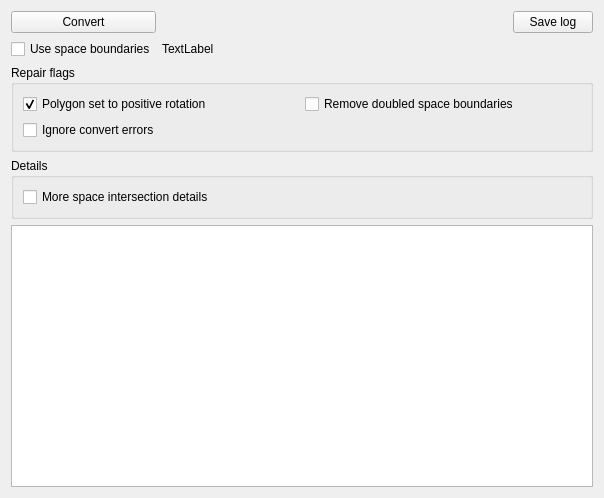
Qt form externals/IFCImportPlugin/src/ImportWPConvert.ui (hirseboy/IFC-Import-Plugin) before a commit.
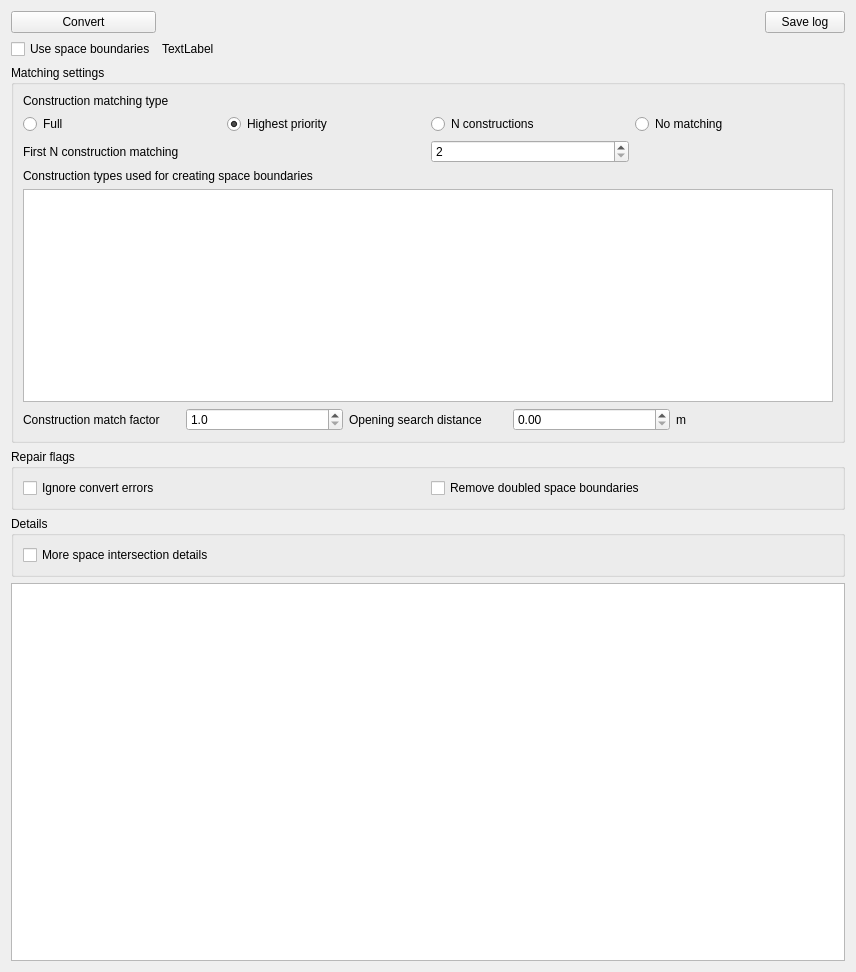
The same form after that commit.

Commit message: elements for set matching options added

What changed in the file:
```diff
--- a/externals/IFCImportPlugin/src/ImportWPConvert.ui
+++ b/externals/IFCImportPlugin/src/ImportWPConvert.ui
@@ -6,18 +6,18 @@
    <rect>
     <x>0</x>
     <y>0</y>
-    <width>604</width>
-    <height>498</height>
+    <width>856</width>
+    <height>972</height>
    </rect>
   </property>
   <property name="windowTitle">
    <string>Convert IFC into VICUS</string>
   </property>
   <layout class="QGridLayout" name="gridLayout">
-   <item row="0" column="0">
-    <widget class="QPushButton" name="pushButtonConvert">
+   <item row="1" column="1" colspan="2">
+    <widget class="QLabel" name="labelSBDescription">
      <property name="text">
-      <string>Convert</string>
+      <string>TextLabel</string>
      </property>
     </widget>
    </item>
@@ -28,19 +28,6 @@
      </property>
     </widget>
    </item>
-   <item row="0" column="1">
-    <spacer name="horizontalSpacer">
-     <property name="orientation">
-      <enum>Qt::Horizontal</enum>
-     </property>
-     <property name="sizeHint" stdset="0">
-      <size>
-       <width>329</width>
-       <height>20</height>
-      </size>
-     </property>
-    </spacer>
-   </item>
    <item row="0" column="2">
     <widget class="QPushButton" name="pushButtonSaveLog">
      <property name="text">
@@ -48,53 +35,10 @@
      </property>
     </widget>
    </item>
-   <item row="1" column="1" colspan="2">
-    <widget class="QLabel" name="labelSBDescription">
-     <property name="text">
-      <string>TextLabel</string>
-     </property>
-    </widget>
-   </item>
-   <item row="2" column="0" colspan="3">
-    <widget class="QGroupBox" name="groupBox">
-     <property name="title">
-      <string>Repair flags</string>
-     </property>
-     <layout class="QGridLayout" name="gridLayout_2">
-      <item row="1" column="0">
-       <widget class="QCheckBox" name="checkBoxIgnorErrors">
-        <property name="toolTip">
-         <string>If checked all errors will be ignored and the finish button will be enabled</string>
-        </property>
-        <property name="text">
-         <string>Ignore convert errors</string>
-        </property>
-       </widget>
-      </item>
-      <item row="0" column="1">
-       <widget class="QCheckBox" name="checkBoxRemoveDoubleSBs">
-        <property name="text">
-         <string>Remove doubled space boundaries</string>
-        </property>
-       </widget>
-      </item>
-      <item row="0" column="0">
-       <widget class="QCheckBox" name="checkBoxPolygonsPositveRotation">
-        <property name="text">
-         <string>Polygon set to positive rotation</string>
-        </property>
-        <property name="checked">
-         <bool>true</bool>
-        </property>
-       </widget>
-      </item>
-     </layout>
-    </widget>
-   </item>
-   <item row="4" column="0" colspan="3">
+   <item row="8" column="0" colspan="3">
     <widget class="QTextEdit" name="textEdit"/>
    </item>
-   <item row="3" column="0" colspan="3">
+   <item row="7" column="0" colspan="3">
     <widget class="QGroupBox" name="groupBox_2">
      <property name="title">
       <string>Details</string>
@@ -123,6 +67,164 @@
      </layout>
     </widget>
    </item>
+   <item row="6" column="0" colspan="3">
+    <widget class="QGroupBox" name="groupBoxRepaiFlags">
+     <property name="title">
+      <string>Repair flags</string>
+     </property>
+     <layout class="QGridLayout" name="gridLayout_2">
+      <item row="0" column="1">
+       <widget class="QCheckBox" name="checkBoxRemoveDoubleSBs">
+        <property name="text">
+         <string>Remove doubled space boundaries</string>
+        </property>
+       </widget>
+      </item>
+      <item row="0" column="0">
+       <widget class="QCheckBox" name="checkBoxIgnorErrors">
+        <property name="toolTip">
+         <string>If checked all errors will be ignored and the finish button will be enabled</string>
+        </property>
+        <property name="text">
+         <string>Ignore convert errors</string>
+        </property>
+       </widget>
+      </item>
+     </layout>
+    </widget>
+   </item>
+   <item row="0" column="1">
+    <spacer name="horizontalSpacer">
+     <property name="orientation">
+      <enum>Qt::Horizontal</enum>
+     </property>
+     <property name="sizeHint" stdset="0">
+      <size>
+       <width>329</width>
+       <height>20</height>
+      </size>
+     </property>
+    </spacer>
+   </item>
+   <item row="0" column="0">
+    <widget class="QPushButton" name="pushButtonConvert">
+     <property name="text">
+      <string>Convert</string>
+     </property>
+    </widget>
+   </item>
+   <item row="4" column="0" colspan="3">
+    <widget class="QGroupBox" name="groupBoxMatchingSettings">
+     <property name="title">
+      <string>Matching settings</string>
+     </property>
+     <layout class="QGridLayout" name="gridLayout_4">
+      <item row="0" column="0">
+       <widget class="QLabel" name="label_2">
+        <property name="text">
+         <string>Construction matching type</string>
+        </property>
+       </widget>
+      </item>
+      <item row="1" column="0">
+       <widget class="QRadioButton" name="radioButtonMatchingFull">
+        <property name="text">
+         <string>Full</string>
+        </property>
+        <property name="checked">
+         <bool>false</bool>
+        </property>
+       </widget>
+      </item>
+      <item row="1" column="1">
+       <widget class="QRadioButton" name="radioButtonMatchingFirst">
+        <property name="text">
+         <string>Highest priority</string>
+        </property>
+        <property name="checked">
+         <bool>true</bool>
+        </property>
+       </widget>
+      </item>
+      <item row="1" column="2">
+       <widget class="QRadioButton" name="radioButtonMatchingNConstructions">
+        <property name="text">
+         <string>N constructions</string>
+        </property>
+       </widget>
+      </item>
+      <item row="1" column="3">
+       <widget class="QRadioButton" name="radioButtonMatchingNo">
+        <property name="text">
+         <string>No matching</string>
+        </property>
+       </widget>
+      </item>
+      <item row="2" column="0">
+       <widget class="QLabel" name="label_3">
+        <property name="text">
+         <string>First N construction matching</string>
+        </property>
+       </widget>
+      </item>
+      <item row="2" column="2">
+       <widget class="QSpinBox" name="spinBoxMatchingNConstructions">
+        <property name="minimum">
+         <number>2</number>
+        </property>
+       </widget>
+      </item>
+      <item row="3" column="0" colspan="2">
+       <widget class="QLabel" name="label">
+        <property name="text">
+         <string>Construction types used for creating space boundaries</string>
+        </property>
+       </widget>
+      </item>
+      <item row="4" column="0" colspan="4">
+       <widget class="QListWidget" name="listWidgetConstructionTypes"/>
+      </item>
+      <item row="5" column="0" colspan="4">
+       <layout class="QHBoxLayout" name="horizontalLayout">
+        <item>
+         <widget class="QLabel" name="label_4">
+          <property name="text">
+           <string>Construction match factor</string>
+          </property>
+         </widget>
+        </item>
+        <item>
+         <widget class="QDoubleSpinBox" name="doubleSpinBoxMatchConstructionFactor">
+          <property name="decimals">
+           <number>1</number>
+          </property>
+          <property name="minimum">
+           <double>1.000000000000000</double>
+          </property>
+         </widget>
+        </item>
+        <item>
+         <widget class="QLabel" name="label_5">
+          <property name="text">
+           <string>Opening search distance</string>
+          </property>
+         </widget>
+        </item>
+        <item>
+         <widget class="QDoubleSpinBox" name="doubleSpinBoxMatchOpeningDistance"/>
+        </item>
+        <item>
+         <widget class="QLabel" name="label_6">
+          <property name="text">
+           <string>m</string>
+          </property>
+         </widget>
+        </item>
+       </layout>
+      </item>
+     </layout>
+    </widget>
+   </item>
   </layout>
  </widget>
  <resources/>
```
The commit also changes 2 other files.
